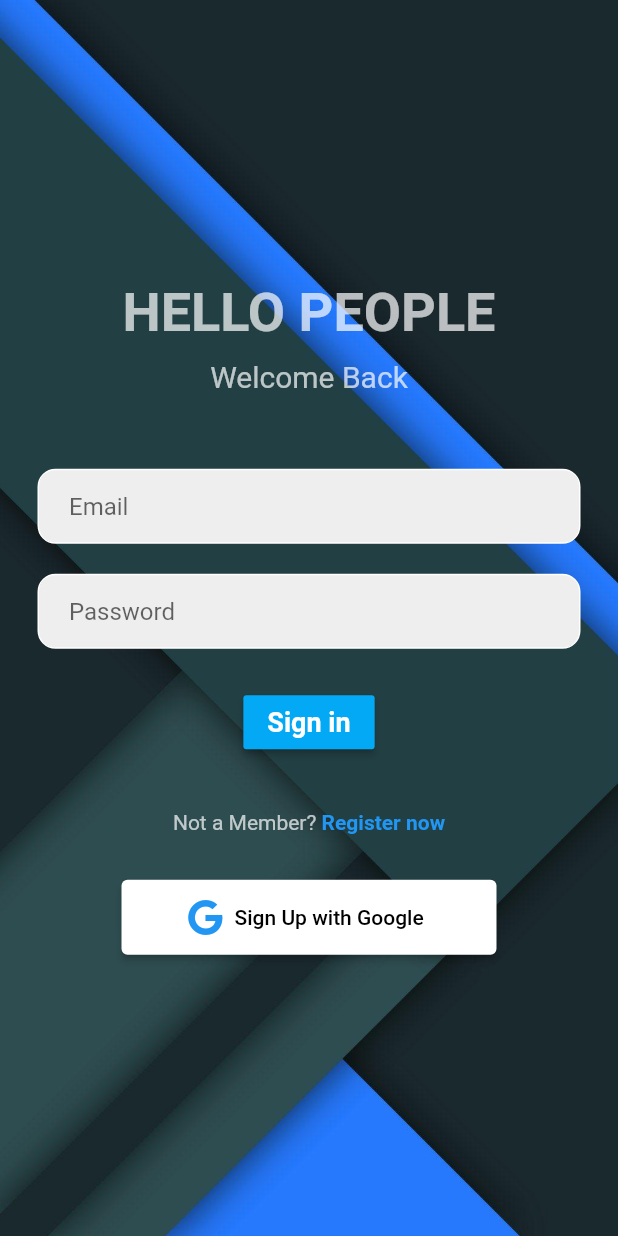
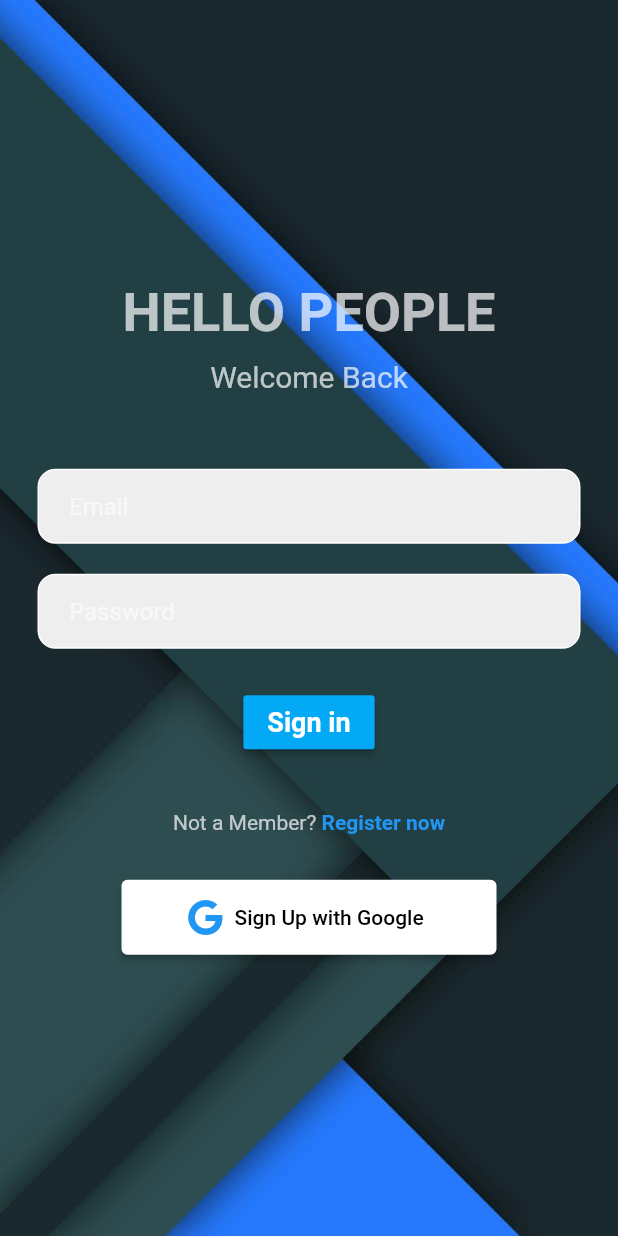
Before and after one commit to aktrxx/PollingApp, a Flutter app: the screen it shows after launch, on a phone screen of 412 x 824 dp. Run offline on Flutter 3.47's test engine with Material 2 defaults, Android fonts, the phone set to English and light mode, and no system bars; our stand-ins replace firebase_auth, firebase_core, flutter_svg, font_awesome_flutter, get, google_sign_in; missing offline and left inert: qr_code_scanner; accounts and stored records are empty.

```diff
--- a/lib/Pages/auth/main_p.dart
+++ b/lib/Pages/auth/main_p.dart
@@ -1,10 +1,11 @@
 import 'package:firebase_auth/firebase_auth.dart';
 import 'package:flutter/material.dart';
+import 'package:poll/Pages/Home.dart';
 // import 'package:poll/Pages/home_p.dart';
 import 'package:poll/Pages/welcome/welcome_screen.dart';
 import 'package:poll/pages/auth/auth_p.dart';
 import 'package:poll/pages/login_p.dart';
-
+import 'package:poll/Pages/quiz/quiz_screen.dart';
 class MainPage extends StatelessWidget {
   const MainPage({super.key});
 
@@ -18,7 +19,7 @@ class MainPage extends StatelessWidget {
             return Center(child: CircularProgressIndicator(),);
           }
           if(snapshot.hasData){
-            return WelcomeScreen();
+            return HomePage();
           }
           if(snapshot == null){
              return AuthPage();
--- a/lib/main.dart
+++ b/lib/main.dart
@@ -15,9 +15,7 @@ import 'package:poll/pages/google_sign_in.dart';
 Future main() async{
   WidgetsFlutterBinding.ensureInitialized();
   await Firebase.initializeApp();
-
   runApp(MyApp());
-
 }
 
 class MyApp extends StatelessWidget {
@@ -25,7 +23,9 @@ class MyApp extends StatelessWidget {
   @override
   Widget build(BuildContext context) => ChangeNotifierProvider(
     create: (context) => GoogleSignInProvider(),
-    child: MaterialApp(
+    child: GetMaterialApp(
+      title: 'Polling App',
+      theme: ThemeData.dark(),
       debugShowCheckedModeBanner: false,
       home: MainPage(),
     )
```
Also changed, not shown: lib/Pages/Home.dart (+18 -4 lines).
